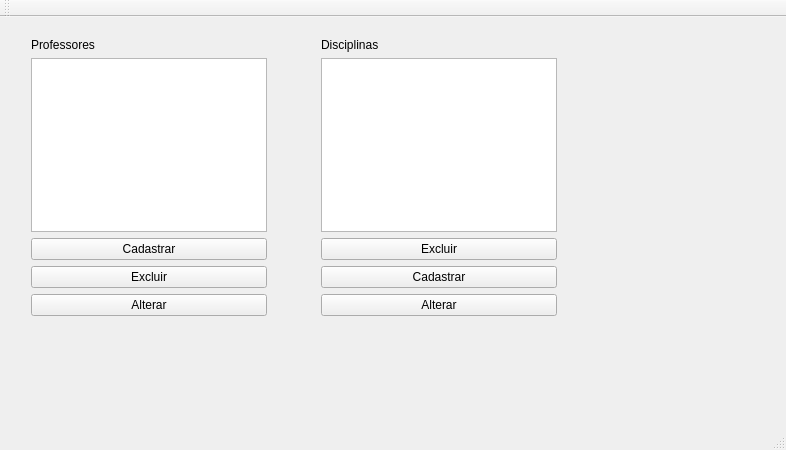
First picture: the form in Cod_06.ui, repository ericadsbrito/Grupo4, before the edit.
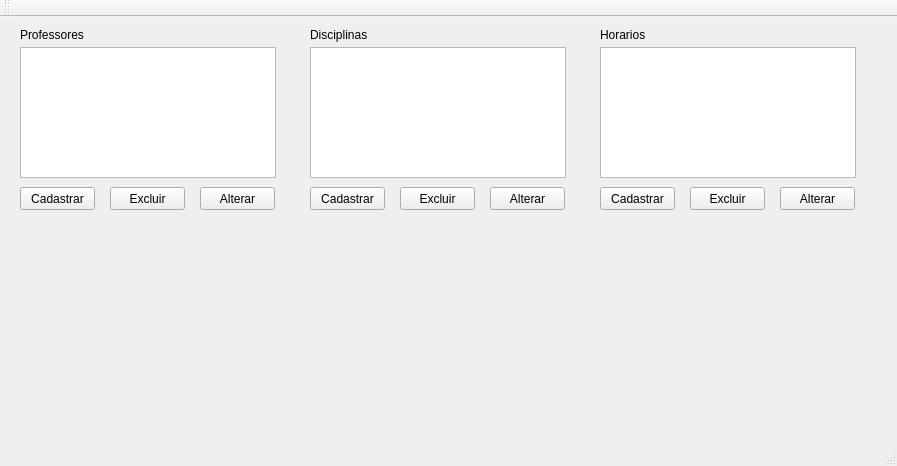
Second picture: the form after the edit.

```diff
--- a/Cod_06.ui
+++ b/Cod_06.ui
@@ -6,99 +6,199 @@
    <rect>
     <x>0</x>
     <y>0</y>
-    <width>786</width>
-    <height>450</height>
+    <width>897</width>
+    <height>466</height>
    </rect>
   </property>
   <property name="windowTitle">
    <string>MainWindow</string>
   </property>
   <widget class="QWidget" name="centralWidget">
-   <widget class="QWidget" name="">
+   <widget class="QPushButton" name="bt_addprof">
     <property name="geometry">
      <rect>
       <x>20</x>
+      <y>170</y>
+      <width>75</width>
+      <height>23</height>
+     </rect>
+    </property>
+    <property name="text">
+     <string>Cadastrar</string>
+    </property>
+   </widget>
+   <widget class="QPushButton" name="pushButton_2">
+    <property name="geometry">
+     <rect>
+      <x>110</x>
+      <y>170</y>
+      <width>75</width>
+      <height>23</height>
+     </rect>
+    </property>
+    <property name="text">
+     <string>Excluir</string>
+    </property>
+   </widget>
+   <widget class="QListView" name="listView">
+    <property name="geometry">
+     <rect>
+      <x>20</x>
+      <y>30</y>
+      <width>256</width>
+      <height>131</height>
+     </rect>
+    </property>
+   </widget>
+   <widget class="QPushButton" name="pushButton_3">
+    <property name="geometry">
+     <rect>
+      <x>200</x>
+      <y>170</y>
+      <width>75</width>
+      <height>23</height>
+     </rect>
+    </property>
+    <property name="text">
+     <string>Alterar</string>
+    </property>
+   </widget>
+   <widget class="QLabel" name="label">
+    <property name="geometry">
+     <rect>
+      <x>20</x>
       <y>10</y>
-      <width>258</width>
-      <height>300</height>
+      <width>71</width>
+      <height>16</height>
      </rect>
     </property>
-    <layout class="QVBoxLayout" name="verticalLayout">
-     <item>
-      <widget class="QLabel" name="label">
-       <property name="text">
-        <string>Professores</string>
-       </property>
-      </widget>
-     </item>
-     <item>
-      <widget class="QListView" name="listView"/>
-     </item>
-     <item>
-      <widget class="QPushButton" name="bt_addprof">
-       <property name="text">
-        <string>Cadastrar</string>
-       </property>
-      </widget>
-     </item>
-     <item>
-      <widget class="QPushButton" name="pushButton_2">
-       <property name="text">
-        <string>Excluir</string>
-       </property>
-      </widget>
-     </item>
-     <item>
-      <widget class="QPushButton" name="pushButton_3">
-       <property name="text">
-        <string>Alterar</string>
-       </property>
-      </widget>
-     </item>
-    </layout>
+    <property name="text">
+     <string>Professores</string>
+    </property>
    </widget>
-   <widget class="QWidget" name="">
+   <widget class="QListView" name="listView_2">
     <property name="geometry">
      <rect>
       <x>310</x>
+      <y>30</y>
+      <width>256</width>
+      <height>131</height>
+     </rect>
+    </property>
+   </widget>
+   <widget class="QPushButton" name="pushButton_4">
+    <property name="geometry">
+     <rect>
+      <x>400</x>
+      <y>170</y>
+      <width>75</width>
+      <height>23</height>
+     </rect>
+    </property>
+    <property name="text">
+     <string>Excluir</string>
+    </property>
+   </widget>
+   <widget class="QPushButton" name="pushButton_5">
+    <property name="geometry">
+     <rect>
+      <x>490</x>
+      <y>170</y>
+      <width>75</width>
+      <height>23</height>
+     </rect>
+    </property>
+    <property name="text">
+     <string>Alterar</string>
+    </property>
+   </widget>
+   <widget class="QPushButton" name="pushButton_6">
+    <property name="geometry">
+     <rect>
+      <x>310</x>
+      <y>170</y>
+      <width>75</width>
+      <height>23</height>
+     </rect>
+    </property>
+    <property name="text">
+     <string>Cadastrar</string>
+    </property>
+   </widget>
+   <widget class="QLabel" name="label_2">
+    <property name="geometry">
+     <rect>
+      <x>310</x>
       <y>10</y>
-      <width>258</width>
-      <height>300</height>
+      <width>71</width>
+      <height>16</height>
      </rect>
     </property>
-    <layout class="QVBoxLayout" name="verticalLayout_2">
-     <item>
-      <widget class="QLabel" name="label_2">
-       <property name="text">
-        <string>Disciplinas</string>
-       </property>
-      </widget>
-     </item>
-     <item>
-      <widget class="QListView" name="listView_2"/>
-     </item>
-     <item>
-      <widget class="QPushButton" name="pushButton_4">
-       <property name="text">
-        <string>Excluir</string>
-       </property>
-      </widget>
-     </item>
-     <item>
-      <widget class="QPushButton" name="pushButton_6">
-       <property name="text">
-        <string>Cadastrar</string>
-       </property>
-      </widget>
-     </item>
-     <item>
-      <widget class="QPushButton" name="pushButton_5">
-       <property name="text">
-        <string>Alterar</string>
-       </property>
-      </widget>
-     </item>
-    </layout>
+    <property name="text">
+     <string>Disciplinas</string>
+    </property>
+   </widget>
+   <widget class="QLabel" name="label_4">
+    <property name="geometry">
+     <rect>
+      <x>600</x>
+      <y>10</y>
+      <width>71</width>
+      <height>16</height>
+     </rect>
+    </property>
+    <property name="text">
+     <string>Horarios</string>
+    </property>
+   </widget>
+   <widget class="QPushButton" name="pushButton_10">
+    <property name="geometry">
+     <rect>
+      <x>780</x>
+      <y>170</y>
+      <width>75</width>
+      <height>23</height>
+     </rect>
+    </property>
+    <property name="text">
+     <string>Alterar</string>
+    </property>
+   </widget>
+   <widget class="QListView" name="listView_4">
+    <property name="geometry">
+     <rect>
+      <x>600</x>
+      <y>30</y>
+      <width>256</width>
+      <height>131</height>
+     </rect>
+    </property>
+   </widget>
+   <widget class="QPushButton" name="pushButton_11">
+    <property name="geometry">
+     <rect>
+      <x>600</x>
+      <y>170</y>
+      <width>75</width>
+      <height>23</height>
+     </rect>
+    </property>
+    <property name="text">
+     <string>Cadastrar</string>
+    </property>
+   </widget>
+   <widget class="QPushButton" name="pushButton_12">
+    <property name="geometry">
+     <rect>
+      <x>690</x>
+      <y>170</y>
+      <width>75</width>
+      <height>23</height>
+     </rect>
+    </property>
+    <property name="text">
+     <string>Excluir</string>
+    </property>
    </widget>
   </widget>
   <widget class="QMenuBar" name="menuBar">
```
Left out of the diff: 2 changed lines with no effect on the pictures.
